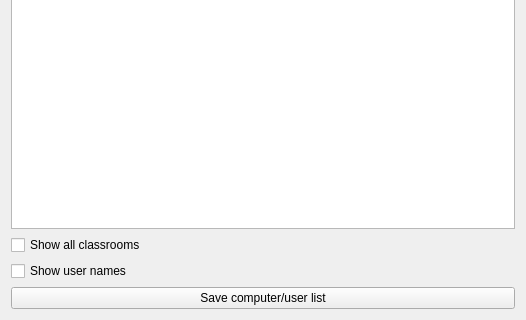
This is master/forms/ComputerManagementView.ui in veyon/veyon as Qt 5 draws it before an edit; both pictures show x 0 to 526 and y 432 to 752 of the 526 by 752 pixel window. The edited form follows.
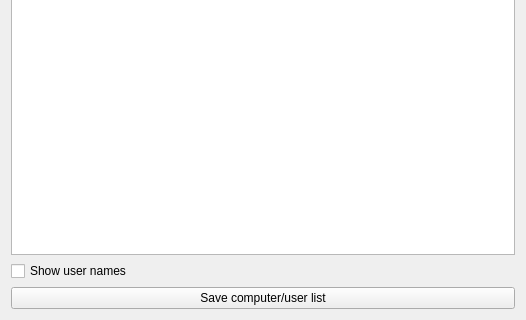
This is the edited form.

```diff
--- a/master/forms/ComputerManagementView.ui
+++ b/master/forms/ComputerManagementView.ui
@@ -36,13 +36,6 @@
      </property>
     </widget>
    </item>
-   <item>
-    <widget class="QCheckBox" name="showAllCheckBox">
-     <property name="text">
-      <string>Show all classrooms</string>
-     </property>
-    </widget>
-   </item>
    <item>
     <widget class="QCheckBox" name="showUserNamesCheckBox">
      <property name="text">
```
